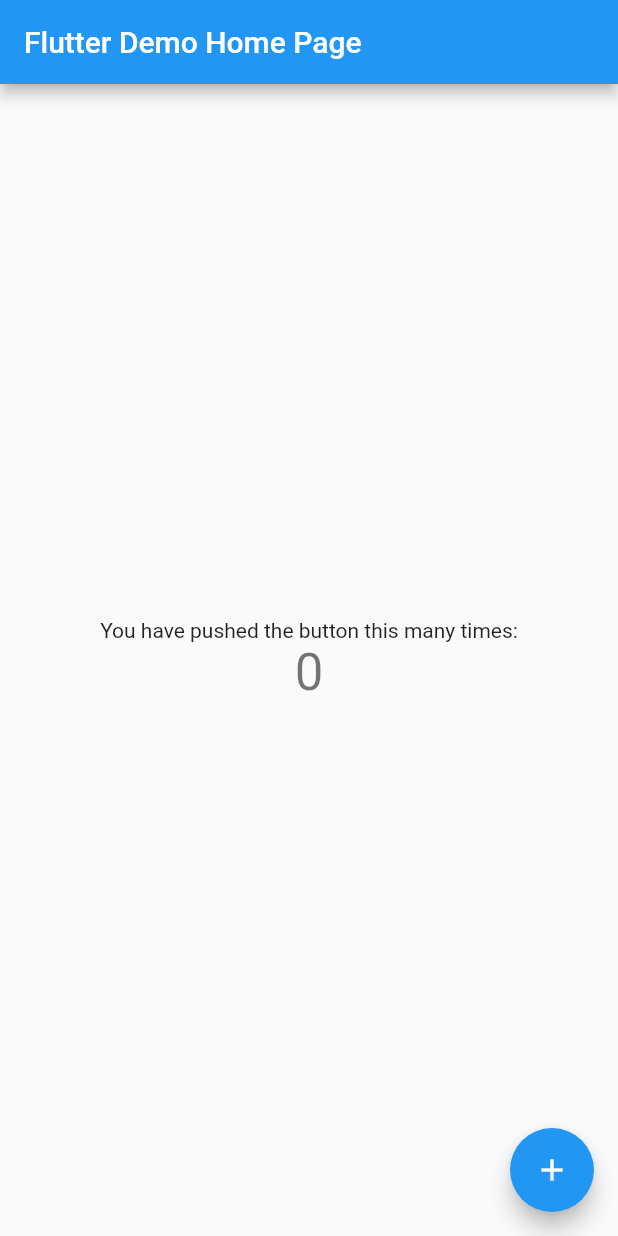
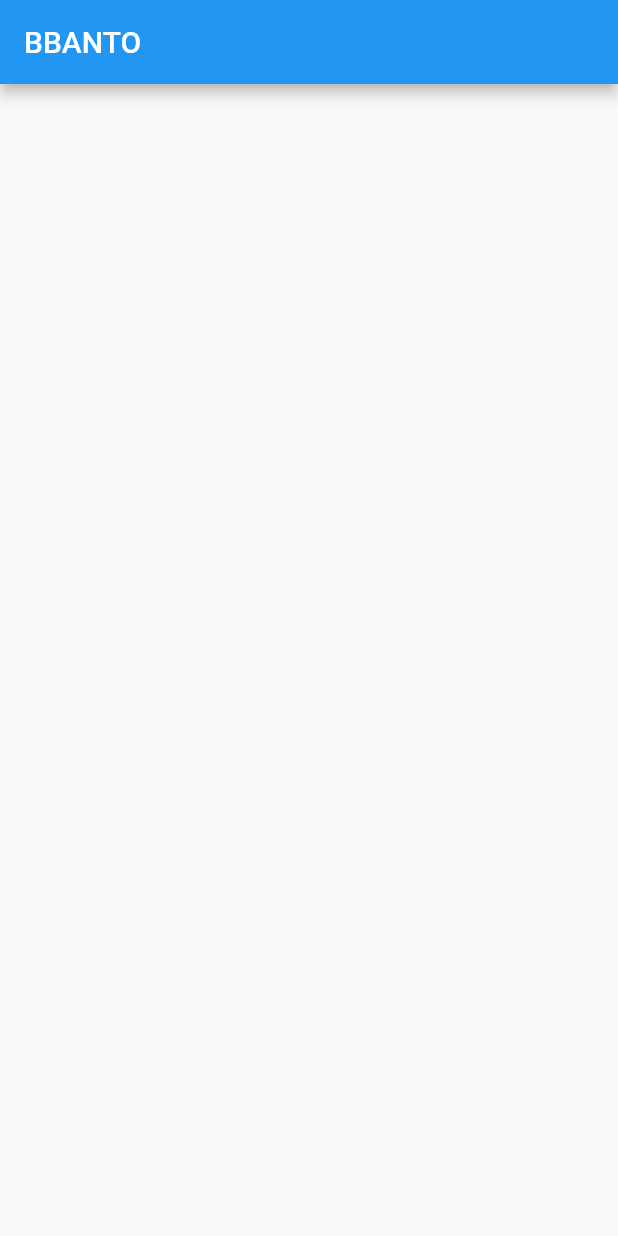
Before and after one commit to dbcksghd/Flutter, a Flutter app: the screen it shows after launch, on a phone screen of 412 x 824 dp. Run offline on Flutter 3.47's test engine with Material 2 defaults, Android fonts, the light colour scheme and no system bars.

Commit message:
flutter 연습한거

```diff
--- a/flutter_practice/lib/main.dart
+++ b/flutter_practice/lib/main.dart
@@ -1,115 +1,28 @@
 import 'package:flutter/material.dart';
 
-void main() {
-  runApp(const MyApp());
-}
+void main()=> runApp(MyApp());
 
 class MyApp extends StatelessWidget {
   const MyApp({Key? key}) : super(key: key);
 
-  // This widget is the root of your application.
   @override
   Widget build(BuildContext context) {
     return MaterialApp(
-      title: 'Flutter Demo',
-      theme: ThemeData(
-        // This is the theme of your application.
-        //
-        // Try running your application with "flutter run". You'll see the
-        // application has a blue toolbar. Then, without quitting the app, try
-        // changing the primarySwatch below to Colors.green and then invoke
-        // "hot reload" (press "r" in the console where you ran "flutter run",
-        // or simply save your changes to "hot reload" in a Flutter IDE).
-        // Notice that the counter didn't reset back to zero; the application
-        // is not restarted.
-        primarySwatch: Colors.blue,
-      ),
-      home: const MyHomePage(title: 'Flutter Demo Home Page'),
+      title: 'Charator card',
+      home: MyCard(),
     );
   }
 }
 
-class MyHomePage extends StatefulWidget {
-  const MyHomePage({Key? key, required this.title}) : super(key: key);
-
-  // This widget is the home page of your application. It is stateful, meaning
-  // that it has a State object (defined below) that contains fields that affect
-  // how it looks.
-
-  // This class is the configuration for the state. It holds the values (in this
-  // case the title) provided by the parent (in this case the App widget) and
-  // used by the build method of the State. Fields in a Widget subclass are
-  // always marked "final".
-
-  final String title;
-
-  @override
-  State<MyHomePage> createState() => _MyHomePageState();
-}
-
-class _MyHomePageState extends State<MyHomePage> {
-  int _counter = 0;
-
-  void _incrementCounter() {
-    setState(() {
-      // This call to setState tells the Flutter framework that something has
-      // changed in this State, which causes it to rerun the build method below
-      // so that the display can reflect the updated values. If we changed
-      // _counter without calling setState(), then the build method would not be
-      // called again, and so nothing would appear to happen.
-      _counter++;
-    });
-  }
+class MyCard extends StatelessWidget {
+  const MyCard({Key? key}) : super(key: key);
 
   @override
   Widget build(BuildContext context) {
-    // This method is rerun every time setState is called, for instance as done
-    // by the _incrementCounter method above.
-    //
-    // The Flutter framework has been optimized to make rerunning build methods
-    // fast, so that you can just rebuild anything that needs updating rather
-    // than having to individually change instances of widgets.
     return Scaffold(
       appBar: AppBar(
-        // Here we take the value from the MyHomePage object that was created by
-        // the App.build method, and use it to set our appbar title.
-        title: Text(widget.title),
+        title: Text('BBANTO'),
       ),
-      body: Center(
-        // Center is a layout widget. It takes a single child and positions it
-        // in the middle of the parent.
-        child: Column(
-          // Column is also a layout widget. It takes a list of children and
-          // arranges them vertically. By default, it sizes itself to fit its
-          // children horizontally, and tries to be as tall as its parent.
-          //
-          // Invoke "debug painting" (press "p" in the console, choose the
-          // "Toggle Debug Paint" action from the Flutter Inspector in Android
-          // Studio, or the "Toggle Debug Paint" command in Visual Studio Code)
-          // to see the wireframe for each widget.
-          //
-          // Column has various properties to control how it sizes itself and
-          // how it positions its children. Here we use mainAxisAlignment to
-          // center the children vertically; the main axis here is the vertical
-          // axis because Columns are vertical (the cross axis would be
-          // horizontal).
-          mainAxisAlignment: MainAxisAlignment.center,
-          children: <Widget>[
-            const Text(
-              'You have pushed the button this many times:',
-            ),
-            Text(
-              '$_counter',
-              style: Theme.of(context).textTheme.headline4,
-            ),
-          ],
-        ),
-      ),
-      floatingActionButton: FloatingActionButton(
-        onPressed: _incrementCounter,
-        tooltip: 'Increment',
-        child: const Icon(Icons.add),
-      ), // This trailing comma makes auto-formatting nicer for build methods.
     );
   }
 }
```
